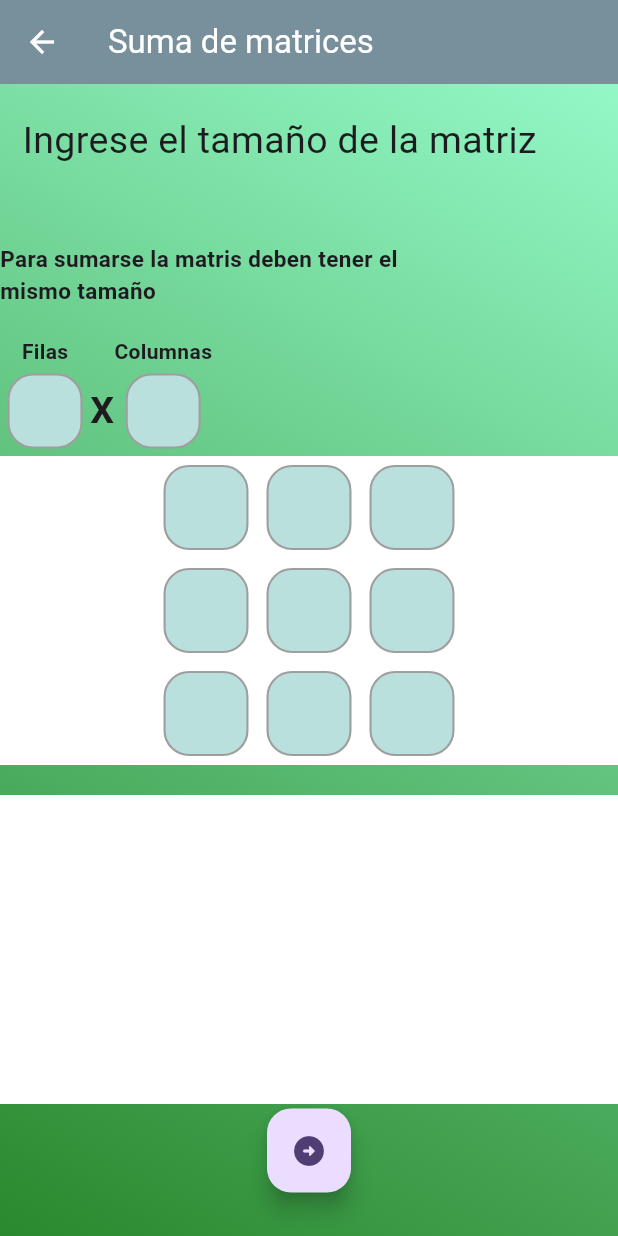
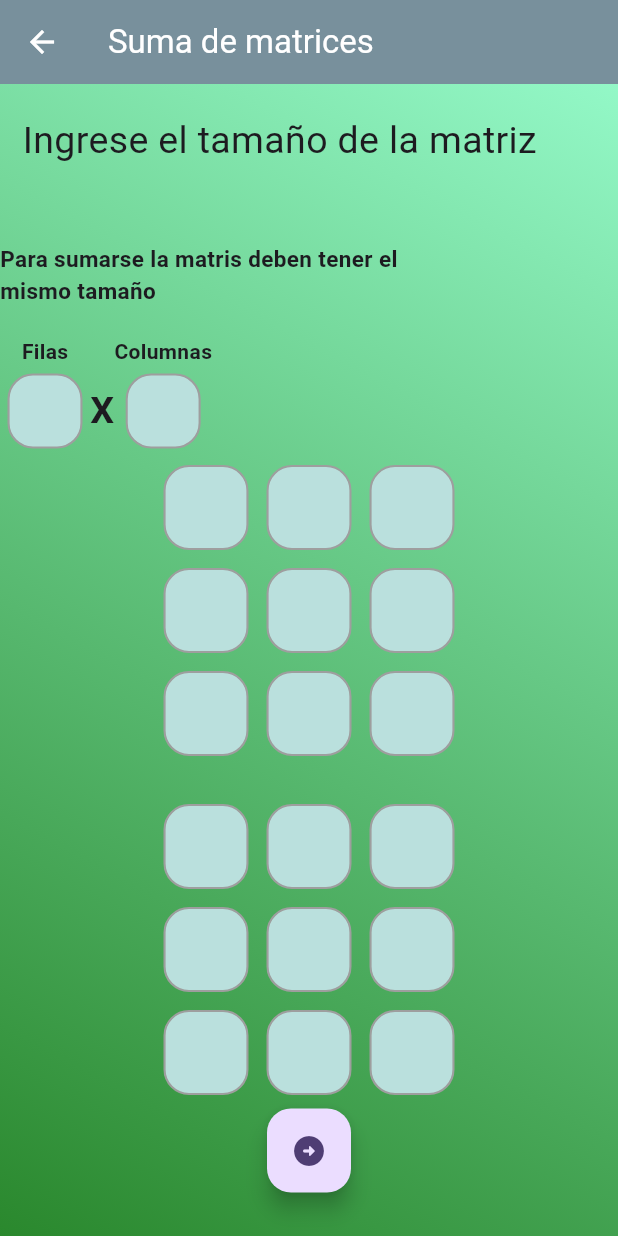
Before and after one commit to Gonzalier/Calculadora_matrices_Flutter, a Flutter app: the sumaPage screen opened by its route, on a phone screen of 412 x 824 dp. Run offline on Flutter 3.47's test engine with Material 3 defaults, Android fonts, the light colour scheme and no system bars; our stand-ins replace bloc, equatable, flutter_bloc.

Commit message:
matriz dinamica parte 2

```diff
--- a/lib/models/Cell.dart
+++ b/lib/models/Cell.dart
@@ -6,14 +6,15 @@ import 'package:flutter_bloc/flutter_bloc.dart';
 
 class Cell extends StatefulWidget {
   final Function(String) onChanged;
-  Cell({super.key, required this.onChanged});
+  final TextEditingController? controller;
+
+  Cell({super.key, required this.onChanged, this.controller});
 
   @override
   State<Cell> createState() => _CellState();
 }
 
 class _CellState extends State<Cell> {
-  TextEditingController controller = TextEditingController();
   @override
   Widget build(BuildContext context) {
     return Container(
@@ -28,9 +29,9 @@ class _CellState extends State<Cell> {
         ),
         borderRadius: BorderRadius.circular(17),
       ),
-      child: TextField(
+      child: TextFormField(
         onChanged: widget.onChanged,
-        controller: controller,
+        controller: widget.controller,
         inputFormatters: [
           FilteringTextInputFormatter.digitsOnly,
         ],
--- a/lib/presentation/bloc/GridDrawerCubit/cubit/grid_drawer_cubit_cubit.dart
+++ b/lib/presentation/bloc/GridDrawerCubit/cubit/grid_drawer_cubit_cubit.dart
@@ -16,5 +16,9 @@ class GridDrawerCubitCubit extends Cubit<GridDrawerCubitState> {
     print('bloc col${state.col}');
   }
 
+  void updateCellValue(int row, int col, String value) {
+    // Actualiza el estado con el nuevo valor de la celda
+    // Aquí deberías tener lógica para actualizar la matriz en el estado
+  }
 
 }
--- a/lib/presentation/bloc/GridDrawerCubit/cubit/grid_drawer_cubit_state.dart
+++ b/lib/presentation/bloc/GridDrawerCubit/cubit/grid_drawer_cubit_state.dart
@@ -1,19 +1,27 @@
 part of 'grid_drawer_cubit_cubit.dart';
 
- class GridDrawerCubitState extends Equatable {
-  const GridDrawerCubitState({this.row = "3", this.col ="3"});
+class GridDrawerCubitState extends Equatable {
+  const GridDrawerCubitState({
+    this.row = "3",
+    this.col = "3",
+    this.matrix = const [],
+  });
 
   final String? row;
   final String? col;
+  final List<List<String>?>? matrix;
 
-GridDrawerCubitState copyWith(
-  {String? row,
-  String? col,}
-){
-  return GridDrawerCubitState(row:row ?? this.row , col:col ?? this.col);
-}
-
+  GridDrawerCubitState copyWith({
+    String? row,
+    String? col,
+    List<List<String>?>? matrix,
+  }) {
+    return GridDrawerCubitState(
+        row: row ?? this.row,
+        col: col ?? this.col,
+        matrix: matrix ?? this.matrix);
+  }
 
   @override
-  List<Object?> get props => [row,col];
+  List<Object?> get props => [row, col, matrix];
 }
--- a/lib/presentation/sumaPage.dart
+++ b/lib/presentation/sumaPage.dart
@@ -66,7 +66,6 @@ class _sumaPageState extends State<sumaPage> {
                   Cell(
                     onChanged: (value) {
                       context.read<GridDrawerCubitCubit>().setRow(value);
-
                     },
                   ),
                 ],
@@ -78,8 +77,7 @@ class _sumaPageState extends State<sumaPage> {
                   ),
                   Text(
                     "X",
-                    style:
-                        TextStyle(fontSize: 25, fontWeight: FontWeight.bold),
+                    style: TextStyle(fontSize: 25, fontWeight: FontWeight.bold),
                   ),
                 ],
               ),
@@ -112,7 +110,7 @@ class _sumaPageState extends State<sumaPage> {
                 alignment: Alignment.bottomCenter,
                 height: MediaQuery.of(context).size.height / 4,
                 width: MediaQuery.of(context).size.width,
-                color: Colors.white,
+                // color: Colors.white,
                 child: GridDrawer(),
               ),
               const SizedBox(height: 20),
@@ -120,7 +118,8 @@ class _sumaPageState extends State<sumaPage> {
                 alignment: Alignment.bottomCenter,
                 height: MediaQuery.of(context).size.height / 4,
                 width: MediaQuery.of(context).size.width,
-                color: Colors.white,
+                // color: Colors.white,
+                child: GridDrawer(),
               ),
               const SizedBox(height: 3),
               FloatingActionButton(
--- a/lib/presentation/utils/GridDrawer.dart
+++ b/lib/presentation/utils/GridDrawer.dart
@@ -6,18 +6,10 @@ import 'package:flutter_bloc/flutter_bloc.dart';
 class GridDrawer extends StatelessWidget {
   GridDrawer({
     super.key,
-});
-
-
+  });
 
   @override
   Widget build(BuildContext context) {
-
-    // List<List<TextEditingController>> controllers = List.generate(
-    //   widget.row,
-    //   (_) => List.generate(widget.col, (_) => TextEditingController()),
-    // );
-
     return BlocBuilder<GridDrawerCubitCubit, GridDrawerCubitState>(
       builder: (context, state) {
         return LayoutBuilder(
@@ -25,16 +17,21 @@ class GridDrawer extends StatelessWidget {
             final row = int.tryParse(state.row!) ?? 3;
             final col = int.tryParse(state.col!) ?? 3;
 
-            final double cellSize = (constraints.maxWidth / col).clamp(
-                0,
-                constraints.maxHeight /
-                    row); // clamp to prevent division by zero
+            List<List<TextEditingController>> controllers = List.generate(
+              row,
+              (_) => List.generate(col, (_) => TextEditingController()),
+            );
+
+            final double cellSize = (constraints.maxWidth / col)
+                .clamp(0, constraints.maxHeight / row);
+
+            // clamp to prevent division by zero
             return Container(
               alignment: Alignment.bottomCenter,
               child: Column(
                 mainAxisAlignment: MainAxisAlignment.center,
-                children: List.generate(int.tryParse(state.row!) ?? 3,
-                    (rowIndex) {
+                children:
+                    List.generate(int.tryParse(state.row!) ?? 3, (rowIndex) {
                   return Row(
                     mainAxisAlignment: MainAxisAlignment.center,
                     children: List.generate(int.tryParse(state.col!) ?? 3,
@@ -44,6 +41,7 @@ class GridDrawer extends StatelessWidget {
                         height: cellSize,
                         padding: EdgeInsets.all(1),
                         child: Cell(
+                          controller: controllers[rowIndex][colIndex],
                           onChanged: (value) {},
                         ),
                       );
```
Also changed, not shown: lib/presentation/bloc/CellCubit.dart/cubit/cell_cubit_cubit.dart (added, +9 -0 lines), lib/presentation/bloc/CellCubit.dart/cubit/cell_cubit_state.dart (added, +14 -0 lines).
